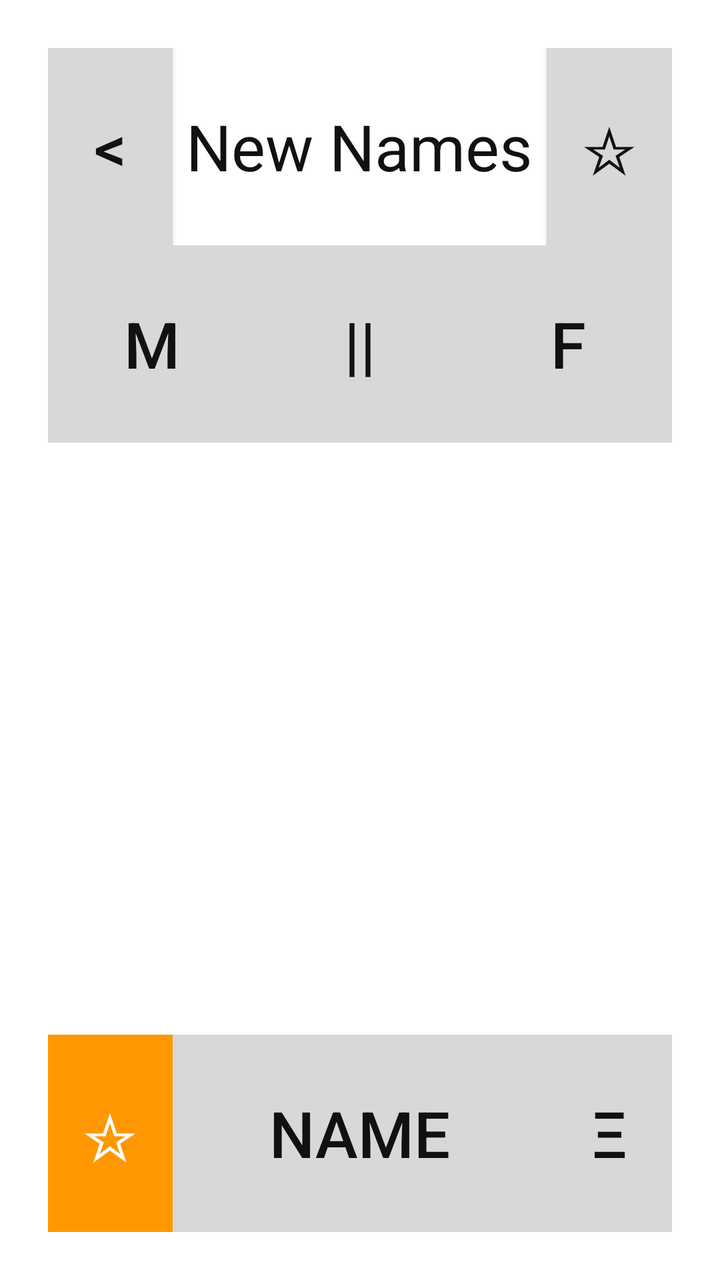
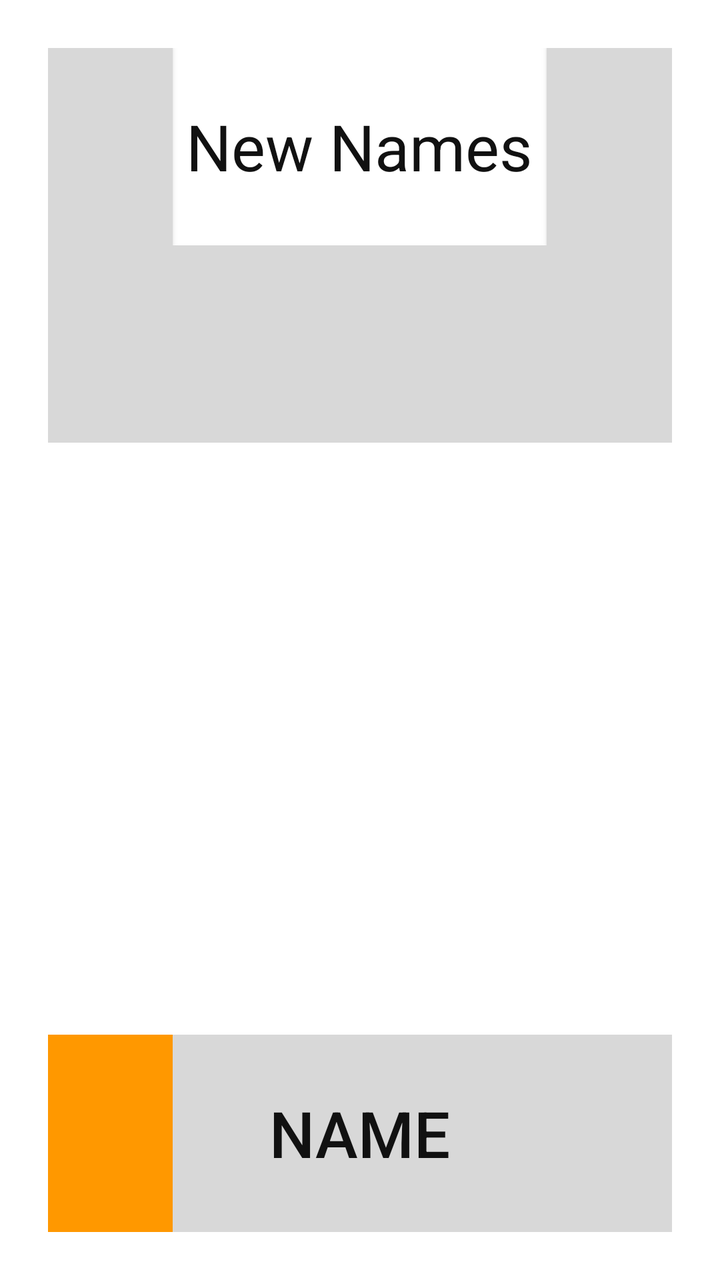

Two renders of the same Android screen: before a commit and after it. Below are the layout's source before the change and the commit's diff.
<!-- AndroidManifest.xml: application theme AppTheme -->
<!-- res/layout/new_names.xml -->
<LinearLayout
     xmlns:android="http://schemas.android.com/apk/res/android"
     xmlns:tools="http://schemas.android.com/tools"
     android:id="@+id/bg"
     android:orientation="vertical"
     android:layout_width="match_parent"
     android:layout_height="match_parent"
     android:padding="@dimen/largeMargin"
     tools:context=".NewNames"
     android:background="@color/white">

     <LinearLayout
          android:orientation="horizontal"
          android:layout_width="fill_parent"
          android:layout_height="0dp"
          android:layout_weight="1">

          <Button
               android:id="@+id/back"
               android:onClick="back"
               android:text="@string/back"
               android:textSize="@dimen/largeText"
               android:textColor="@color/button_text"
               android:padding="@dimen/smallMargin"
               android:layout_height="fill_parent"
               android:layout_width="0dp"
               android:layout_weight="1"
               android:background="@color/gray"
               android:gravity="center"
               android:layout_gravity="center_horizontal"/>

          <TextView
               android:text="@string/newNamesPage"
               android:gravity="center"
               android:textSize="@dimen/largeText"
               android:textColor="@color/text_primary"
               android:layout_height="fill_parent"
               android:layout_width="0dp"
               android:layout_weight="3"/>

          <Button
               android:id="@+id/myList"
               android:onClick="myList"
               android:text="@string/myList"
               android:textSize="@dimen/largeText"
               android:textColor="@color/button_text"
               android:padding="@dimen/smallMargin"
               android:layout_height="fill_parent"
               android:layout_width="0dp"
               android:layout_weight="1"
               android:background="@color/gray"
               android:gravity="center"
               android:layout_gravity="center_horizontal"/>

     </LinearLayout>

     <LinearLayout
          android:orientation="horizontal"
          android:id="@+id/genderButtonsLayout"
          android:gravity="center"
          android:layout_height="0dp"
          android:layout_width="fill_parent"
          android:layout_weight="1">

          <Button
               android:id="@+id/boys"
               android:onClick="boys"
               android:text="@string/boys"
               android:textSize="@dimen/largeText"
               android:textColor="@color/button_text"
               android:padding="@dimen/smallMargin"
               android:layout_width="0dp"
               android:layout_height="fill_parent"
               android:layout_weight="1"
               android:background="@color/gray"/>

          <Button
               android:id="@+id/all"
               android:onClick="all"
               android:text="@string/all"
               android:textSize="@dimen/largeText"
               android:textColor="@color/button_text"
               android:padding="@dimen/smallMargin"
               android:layout_width="0dp"
               android:layout_height="fill_parent"
               android:layout_weight="1"
               android:background="@color/gray"/>

          <Button
               android:id="@+id/girls"
               android:onClick="girls"
               android:text="@string/girls"
               android:textSize="@dimen/largeText"
               android:textColor="@color/button_text"
               android:padding="@dimen/smallMargin"
               android:layout_width="0dp"
               android:layout_height="fill_parent"
               android:layout_weight="1"
               android:background="@color/gray"/>

     </LinearLayout>

     <RelativeLayout
          android:id="@+id/namesListViewLayout"
          android:layout_height="0dp"
          android:layout_width="fill_parent"
          android:layout_weight="3">

          <ListView
               android:id="@+id/namesListView"
               android:choiceMode="singleChoice"
               android:layout_width="match_parent"
               android:layout_height="wrap_content"/>

     </RelativeLayout>

     <LinearLayout
          android:orientation="horizontal"
          android:layout_height="0dp"
          android:layout_width="fill_parent"
          android:layout_weight="1">

          <Button
               android:id="@+id/save"
               android:onClick="save"
               android:text="@string/save"
               android:textSize="@dimen/largeText"
               android:textColor="@color/save_text"
               android:layout_height="fill_parent"
               android:layout_width="0dp"
               android:layout_weight="1"
               android:background="@color/save"/>

          <Button
               android:id="@+id/name"
               android:onClick="name"
               android:text="@string/name"
               android:textSize="@dimen/largeText"
               android:textColor="@color/button_text"
               android:layout_height="fill_parent"
               android:layout_width="0dp"
               android:layout_weight="3"
               android:background="@color/gray"/>

          <Button
               android:id="@+id/random"
               android:onClick="random"
               android:text="@string/random"
               android:textSize="@dimen/largeText"
               android:textColor="@color/button_text"
               android:layout_height="fill_parent"
               android:layout_width="0dp"
               android:layout_weight="1"
               android:background="@color/gray"/>

     </LinearLayout>

</LinearLayout>
<!-- resources referenced by this layout -->
<resources>
  <color name="button_text">#111111</color>
  <color name="gray">#d8d8d8</color>
  <color name="save">#ff9800</color>
  <color name="save_text">#ffffff</color>
  <color name="text_primary">#111111</color>
  <color name="white">#ffffff</color>
  <dimen name="largeMargin">24dp</dimen>
  <dimen name="largeText">32sp</dimen>
  <dimen name="smallMargin">6dp</dimen>
  <string name="all">||</string>
  <string name="back">&lt;</string>
  <string name="boys">M</string>
  <string name="girls">F</string>
  <string name="myList">☆</string>
  <string name="name">Name</string>
  <string name="newNamesPage">New Names</string>
  <string name="random">Ξ</string>
  <string name="save">☆</string>
  <style name="AppTheme" parent="android:Theme.Material.Light.NoActionBar">
          <item name="android:textColor">@color/text_primary</item>
          <item name="android:textColorPrimary">@color/text_primary</item>
          <item name="android:textColorSecondary">@color/text_secondary</item>
          <item name="android:windowBackground">@color/white</item>
          <item name="android:colorBackground">@color/white</item>
      </style>
  <color name="text_secondary">#555555</color>
</resources>

<!-- the commit's change to res/layout/new_names.xml (unified diff, before → after) -->
@@ -18,15 +18,15 @@
           <Button
                android:id="@+id/back"
                android:onClick="back"
-               android:text="@string/back"
-               android:textSize="@dimen/largeText"
-               android:textColor="@color/button_text"
+               android:text=""
+               android:foreground="@drawable/tool_back"
+               android:foregroundGravity="center"
+               android:gravity="center"
                android:padding="@dimen/smallMargin"
                android:layout_height="fill_parent"
                android:layout_width="0dp"
                android:layout_weight="1"
                android:background="@color/gray"
-               android:gravity="center"
                android:layout_gravity="center_horizontal"/>
 
           <TextView
@@ -41,15 +41,15 @@
           <Button
                android:id="@+id/myList"
                android:onClick="myList"
-               android:text="@string/myList"
-               android:textSize="@dimen/largeText"
-               android:textColor="@color/button_text"
+               android:text=""
+               android:foreground="@drawable/tool_star"
+               android:foregroundGravity="center"
+               android:gravity="center"
                android:padding="@dimen/smallMargin"
                android:layout_height="fill_parent"
                android:layout_width="0dp"
                android:layout_weight="1"
                android:background="@color/gray"
-               android:gravity="center"
                android:layout_gravity="center_horizontal"/>
 
      </LinearLayout>
@@ -65,9 +65,10 @@
           <Button
                android:id="@+id/boys"
                android:onClick="boys"
-               android:text="@string/boys"
-               android:textSize="@dimen/largeText"
-               android:textColor="@color/button_text"
+               android:text=""
+               android:foreground="@drawable/ic_boy"
+               android:foregroundGravity="center"
+               android:gravity="center"
                android:padding="@dimen/smallMargin"
                android:layout_width="0dp"
                android:layout_height="fill_parent"
@@ -77,9 +78,10 @@
           <Button
                android:id="@+id/all"
                android:onClick="all"
-               android:text="@string/all"
-               android:textSize="@dimen/largeText"
-               android:textColor="@color/button_text"
+               android:text=""
+               android:foreground="@drawable/ic_baby"
+               android:foregroundGravity="center"
+               android:gravity="center"
                android:padding="@dimen/smallMargin"
                android:layout_width="0dp"
                android:layout_height="fill_parent"
@@ -89,9 +91,10 @@
           <Button
                android:id="@+id/girls"
                android:onClick="girls"
-               android:text="@string/girls"
-               android:textSize="@dimen/largeText"
-               android:textColor="@color/button_text"
+               android:text=""
+               android:foreground="@drawable/ic_girl"
+               android:foregroundGravity="center"
+               android:gravity="center"
                android:padding="@dimen/smallMargin"
                android:layout_width="0dp"
                android:layout_height="fill_parent"
@@ -123,9 +126,11 @@
           <Button
                android:id="@+id/save"
                android:onClick="save"
-               android:text="@string/save"
-               android:textSize="@dimen/largeText"
-               android:textColor="@color/save_text"
+               android:text=""
+               android:foreground="@drawable/tool_save"
+               android:foregroundGravity="center"
+               android:gravity="center"
+               android:padding="@dimen/smallMargin"
                android:layout_height="fill_parent"
                android:layout_width="0dp"
                android:layout_weight="1"
@@ -145,9 +150,11 @@
           <Button
                android:id="@+id/random"
                android:onClick="random"
-               android:text="@string/random"
-               android:textSize="@dimen/largeText"
-               android:textColor="@color/button_text"
+               android:text=""
+               android:foreground="@drawable/tool_shuffle"
+               android:foregroundGravity="center"
+               android:gravity="center"
+               android:padding="@dimen/smallMargin"
                android:layout_height="fill_parent"
                android:layout_width="0dp"
                android:layout_weight="1"
<!-- resource entries referenced after the edit -->
@@ -9,15 +9,71 @@
   <dimen name="largeMargin">24dp</dimen>
   <dimen name="largeText">32sp</dimen>
   <dimen name="smallMargin">6dp</dimen>
-  <string name="all">||</string>
-  <string name="back">&lt;</string>
-  <string name="boys">M</string>
-  <string name="girls">F</string>
-  <string name="myList">☆</string>
+  <!-- drawable ic_baby: png bitmap (drawable-hdpi, 3486 bytes) -->
+  <!-- drawable ic_boy: png bitmap (drawable-hdpi, 4145 bytes) -->
+  <!-- drawable ic_girl: png bitmap (drawable-hdpi, 4881 bytes) -->
+  <!-- drawable tool_back (drawable) -->
+  <vector xmlns:android="http://schemas.android.com/apk/res/android"
+      android:width="28dp"
+      android:height="28dp"
+      android:viewportWidth="100"
+      android:viewportHeight="100">
+      <path
+          android:fillColor="@color/button_text"
+          android:pathData="M 70,18 C 72.5,16.5 76,18.2 76,21.5 L 76,78.5 C 76,81.8 72.5,83.5 70,82 L 22,53.5 C 19.5,52 19.5,48 22,46.5 Z"/>
+  </vector>
+  <!-- drawable tool_save (drawable) -->
+  <vector xmlns:android="http://schemas.android.com/apk/res/android"
+      android:width="28dp"
+      android:height="28dp"
+      android:viewportWidth="100"
+      android:viewportHeight="100">
+      <path
+          android:fillColor="@color/save_text"
+          android:fillType="evenOdd"
+          android:pathData="M 16,12 C 13.8,12 12,13.8 12,16 L 12,84 C 12,86.2 13.8,88 16,88 L 84,88 C 86.2,88 88,86.2 88,84 L 88,28 L 72,12 L 16,12 Z M 28,16 L 68,16 C 69.1,16 70,16.9 70,18 L 70,36 C 70,37.1 69.1,38 68,38 L 28,38 C 26.9,38 26,37.1 26,36 L 26,18 C 26,16.9 26.9,16 28,16 Z M 56,22 L 62,22 L 62,32 L 56,32 Z M 24,52 C 24,49.8 25.8,48 28,48 L 72,48 C 74.2,48 76,49.8 76,52 L 76,84 L 24,84 L 24,52 Z M 32,58 L 68,58 L 68,64 L 32,64 Z M 32,70 L 68,70 L 68,76 L 32,76 Z"/>
+  </vector>
+  <!-- drawable tool_shuffle (drawable) -->
+  <vector xmlns:android="http://schemas.android.com/apk/res/android"
+      android:width="28dp"
+      android:height="28dp"
+      android:viewportWidth="100"
+      android:viewportHeight="100">
+      <path
+          android:strokeColor="@color/button_text"
+          android:strokeWidth="12"
+          android:strokeLineCap="round"
+          android:strokeLineJoin="round"
+          android:pathData="M 16,30 L 36,30 C 52,30 48,70 64,70 L 76,70"/>
+      <path
+          android:strokeColor="@color/button_text"
+          android:strokeWidth="12"
+          android:strokeLineCap="round"
+          android:pathData="M 16,70 L 36,70 C 42,70 45,61 48,53"/>
+      <path
+          android:strokeColor="@color/button_text"
+          android:strokeWidth="12"
+          android:strokeLineCap="round"
+          android:pathData="M 52,47 C 55,39 58,30 64,30 L 76,30"/>
+      <path
+          android:fillColor="@color/button_text"
+          android:pathData="M 72,16 L 90,30 L 72,44 Z"/>
+      <path
+          android:fillColor="@color/button_text"
+          android:pathData="M 72,56 L 90,70 L 72,84 Z"/>
+  </vector>
+  <!-- drawable tool_star (drawable) -->
+  <vector xmlns:android="http://schemas.android.com/apk/res/android"
+      android:width="28dp"
+      android:height="28dp"
+      android:viewportWidth="100"
+      android:viewportHeight="100">
+      <path
+          android:fillColor="@color/button_text"
+          android:pathData="M 50,8 L 62.5,35.5 L 91.5,39.5 L 70.5,59.5 L 75.8,88.5 L 50,74.5 L 24.2,88.5 L 29.5,59.5 L 8.5,39.5 L 37.5,35.5 Z"/>
+  </vector>
   <string name="name">Name</string>
   <string name="newNamesPage">New Names</string>
-  <string name="random">Ξ</string>
-  <string name="save">☆</string>
   <style name="AppTheme" parent="android:Theme.Material.Light.NoActionBar">
           <item name="android:textColor">@color/text_primary</item>
           <item name="android:textColorPrimary">@color/text_primary</item>
